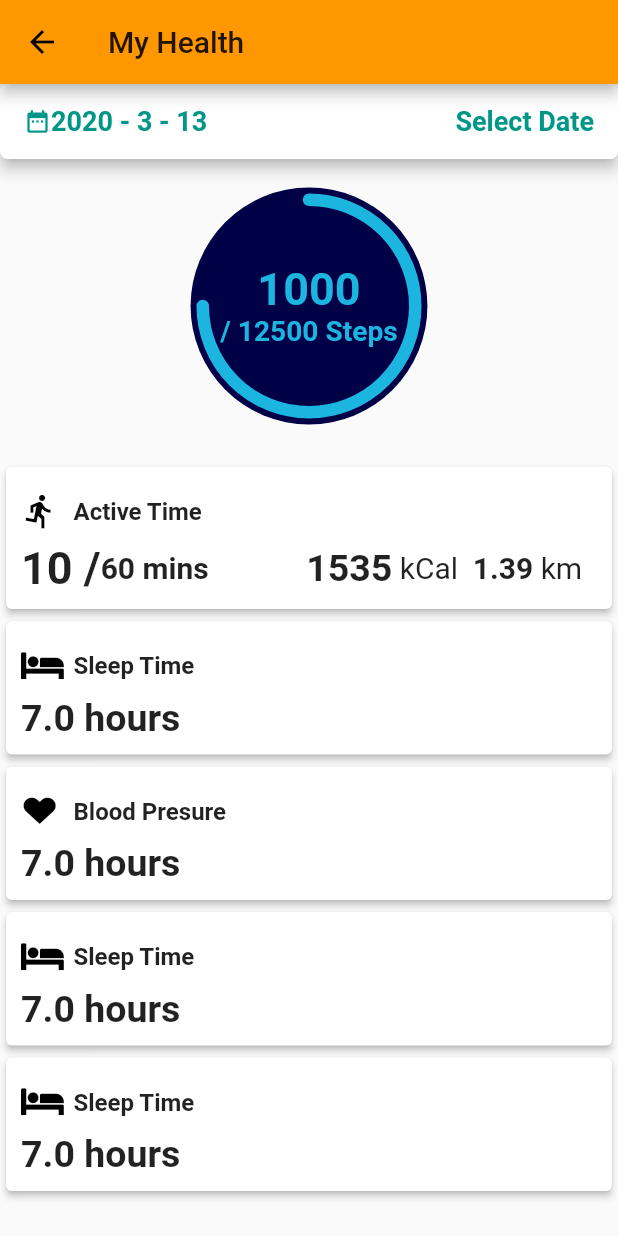
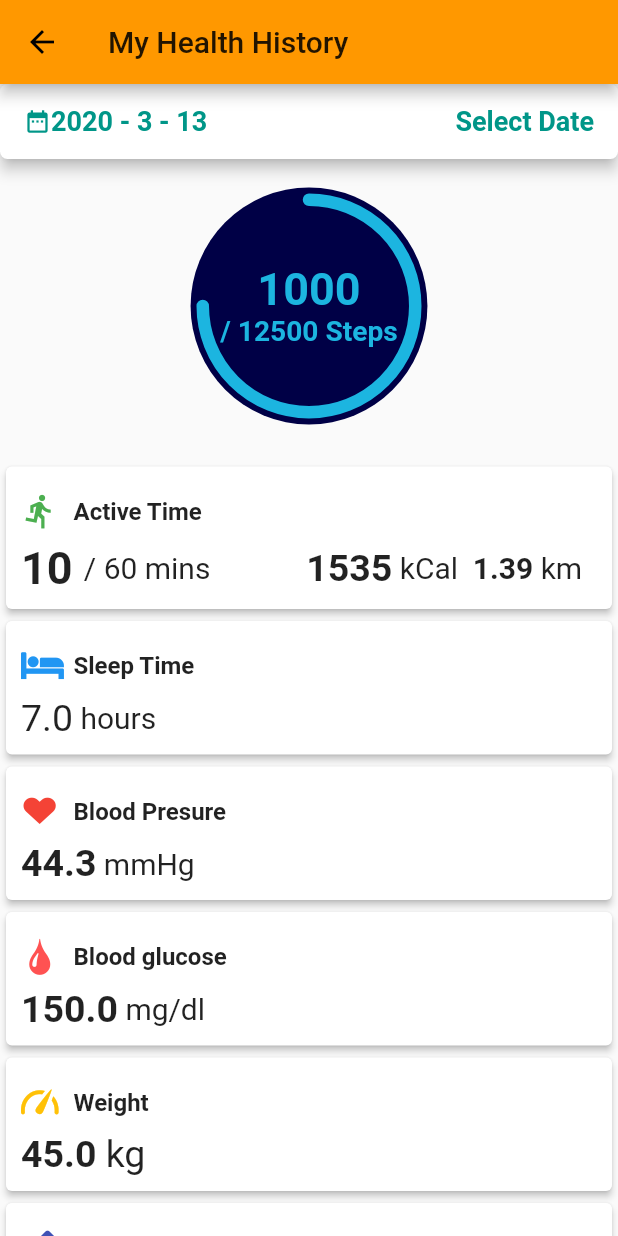
Before and after one commit to AUA-Youth-Forum/sporty-sam, a Flutter app: the MyHealthPage screen opened directly, on a phone screen of 412 x 824 dp. Run offline on Flutter 3.47's test engine with Material 2 defaults, Android fonts, the phone set to English and light mode, and no system bars; our stand-ins replace flare_flutter, flutter_datetime_picker, google_fonts.

Commit message:
health history done

```diff
--- a/sporty_sam/lib/myHealth.dart
+++ b/sporty_sam/lib/myHealth.dart
@@ -1,5 +1,5 @@
 import 'package:flutter/material.dart';
-import 'package:google_fonts/google_fonts.dart';
+
 import './const/circular_bar_typed.dart';
 import 'package:flutter_datetime_picker/flutter_datetime_picker.dart';
 import  './assets/icons/my_flutter_app_icons.dart';
@@ -24,12 +24,18 @@ class _MyHealthPageState extends State<MyHealthPage> {
   int _activeCalories = 1535;
   double _activeDistance = 1.39;
   double _sleepHours=7;
+  double _bloodPreasure= 44.3;
+  double _bloodGlucoes=150;
+  double _weight=45;
+  double _height=153;
+  double _bmi=19.2;
+
 
   @override
   Widget build(BuildContext context) {
     return Scaffold(
         appBar: AppBar(
-          title: Text('My Health'),
+          title: Text('My Health History'),
         ),
         body: SingleChildScrollView(
             child: Column(
@@ -123,7 +129,7 @@ class _MyHealthPageState extends State<MyHealthPage> {
                         Icon(
                           Icons.directions_run,
                           size: 25,
-                          color: Colors.black,
+                          color: Colors.green,
                         ),
                         SizedBox(width: 10,height: 40,),
                         Text('Active Time',
@@ -137,13 +143,13 @@ class _MyHealthPageState extends State<MyHealthPage> {
                       children: <Widget>[
                         Row(
                           children: <Widget>[
-                            Text('$_activeTime /',
+                            Text('$_activeTime ',
                                 style: TextStyle(
                                     fontWeight: FontWeight.bold, fontSize: 30),
                                 textAlign: TextAlign.left),
-                            Text('$_activeTotal mins',
+                            Text('/ $_activeTotal mins',
                                 style: TextStyle(
-                                    fontWeight: FontWeight.bold, fontSize: 20),
+                                     fontSize: 20),
                                 textAlign: TextAlign.left),
 
                           ],
@@ -187,7 +193,7 @@ class _MyHealthPageState extends State<MyHealthPage> {
                         Icon(
                           CustomIcons.bed,
                           size: 25,
-                          color: Colors.black,
+                          color: Colors.blue,
                         ),
                         SizedBox(width: 10,height: 40,),
                         Text('Sleep Time',
@@ -201,9 +207,13 @@ class _MyHealthPageState extends State<MyHealthPage> {
                       children: <Widget>[
                         Row(
                           children: <Widget>[
-                            Text('$_sleepHours hours',
+                            Text('$_sleepHours',
                                 style: TextStyle(
-                                    fontWeight: FontWeight.bold, fontSize: 25),
+                                     fontSize: 25),
+                                textAlign: TextAlign.left),
+                            Text(' hours',
+                                style: TextStyle(
+                                    fontSize: 20),
                                 textAlign: TextAlign.left),
 
                           ],
@@ -227,7 +237,7 @@ class _MyHealthPageState extends State<MyHealthPage> {
                         Icon(
                           CustomIcons.heart,
                           size: 25,
-                          color: Colors.black,
+                          color: Colors.red,
                         ),
                         SizedBox(width: 10,height: 40,),
                         Text('Blood Presure',
@@ -241,9 +251,56 @@ class _MyHealthPageState extends State<MyHealthPage> {
                       children: <Widget>[
                         Row(
                           children: <Widget>[
-                            Text('$_sleepHours hours',
+                            Text('$_bloodPreasure',
                                 style: TextStyle(
                                     fontWeight: FontWeight.bold, fontSize: 25),
+                                textAlign: TextAlign.left),
+                            Text(' mmHg',
+                                style: TextStyle(
+                                    fontSize: 20),
+                                textAlign: TextAlign.left),
+                          ],
+                        ),
+
+                      ],
+                    )
+
+                  ],
+                ),
+              ),
+            ),
+            Card(
+              elevation: 2.0,
+              child: Container(
+                padding: EdgeInsets.all(10.0),
+                child: Column(
+                  children: <Widget>[
+                    Row(
+                      children: <Widget>[
+                        Icon(
+                          CustomIcons.droplet,
+                          size: 25,
+                          color: Colors.redAccent,
+                        ),
+                        SizedBox(width: 10,height: 40,),
+                        Text('Blood glucose',
+                            style: TextStyle(
+                                fontWeight: FontWeight.bold, fontSize: 16),
+                            textAlign: TextAlign.left)
+                      ],
+                    ),
+                    Row(
+                      mainAxisAlignment: MainAxisAlignment.spaceBetween,
+                      children: <Widget>[
+                        Row(
+                          children: <Widget>[
+                            Text('$_bloodGlucoes',
+                                style: TextStyle(
+                                    fontWeight: FontWeight.bold, fontSize: 25),
+                                textAlign: TextAlign.left),
+                            Text(' mg/dl',
+                                style: TextStyle(
+                                    fontSize: 20),
                                 textAlign: TextAlign.left),
 
                           ],
@@ -265,12 +322,12 @@ class _MyHealthPageState extends State<MyHealthPage> {
                     Row(
                       children: <Widget>[
                         Icon(
-                          CustomIcons.bed,
+                          CustomIcons.gauge,
                           size: 25,
-                          color: Colors.black,
+                          color: Colors.amber,
                         ),
                         SizedBox(width: 10,height: 40,),
-                        Text('Sleep Time',
+                        Text('Weight',
                             style: TextStyle(
                                 fontWeight: FontWeight.bold, fontSize: 16),
                             textAlign: TextAlign.left)
@@ -281,9 +338,13 @@ class _MyHealthPageState extends State<MyHealthPage> {
                       children: <Widget>[
                         Row(
                           children: <Widget>[
-                            Text('$_sleepHours hours',
+                            Text('$_weight',
                                 style: TextStyle(
                                     fontWeight: FontWeight.bold, fontSize: 25),
+                                textAlign: TextAlign.left),
+                            Text(' kg',
+                                style: TextStyle(
+                                     fontSize: 25),
                                 textAlign: TextAlign.left),
 
                           ],
@@ -305,12 +366,12 @@ class _MyHealthPageState extends State<MyHealthPage> {
                     Row(
                       children: <Widget>[
                         Icon(
-                          CustomIcons.bed,
+                          CustomIcons.ruler,
                           size: 25,
-                          color: Colors.black,
+                          color: Colors.indigo,
                         ),
                         SizedBox(width: 10,height: 40,),
-                        Text('Sleep Time',
+                        Text('Height',
                             style: TextStyle(
                                 fontWeight: FontWeight.bold, fontSize: 16),
                             textAlign: TextAlign.left)
@@ -321,9 +382,13 @@ class _MyHealthPageState extends State<MyHealthPage> {
                       children: <Widget>[
                         Row(
                           children: <Widget>[
-                            Text('$_sleepHours hours',
+                            Text('$_height',
                                 style: TextStyle(
                                     fontWeight: FontWeight.bold, fontSize: 25),
+                                textAlign: TextAlign.left),
+                            Text(' cm',
+                                style: TextStyle(
+                                    fontSize: 25),
                                 textAlign: TextAlign.left),
 
                           ],
@@ -336,6 +401,55 @@ class _MyHealthPageState extends State<MyHealthPage> {
                 ),
               ),
             ),
+            Card(
+              elevation: 2.0,
+              child: Container(
+                padding: EdgeInsets.all(10.0),
+                child: Column(
+                  children: <Widget>[
+                    Row(
+                      children: <Widget>[
+                        Icon(
+                          CustomIcons.gauge,
+                          size: 25,
+                          color: Colors.amber,
+                        ),
+                        SizedBox(width: 10,height: 40,),
+                        Text('BMI',
+                            style: TextStyle(
+                                fontWeight: FontWeight.bold, fontSize: 16),
+                            textAlign: TextAlign.left)
+                      ],
+                    ),
+                    Row(
+                      mainAxisAlignment: MainAxisAlignment.spaceBetween,
+                      children: <Widget>[
+                        Row(
+                          children: <Widget>[
+                            Text('$_bmi',
+                                style: TextStyle(
+                                    fontWeight: FontWeight.bold, fontSize: 25),
+                                textAlign: TextAlign.left),
+                            Text(' kg/m2',
+                                style: TextStyle(
+                                    fontSize: 20),
+                                textAlign: TextAlign.left),
+
+                          ],
+                        ),
+                        Text('Normal',
+                            style: TextStyle(
+                               fontWeight: FontWeight.bold, fontSize: 20),
+                            textAlign: TextAlign.left),
+
+
+                      ],
+                    )
+
+                  ],
+                ),
+              ),
+            ),
           ],
         )));
   }
```
